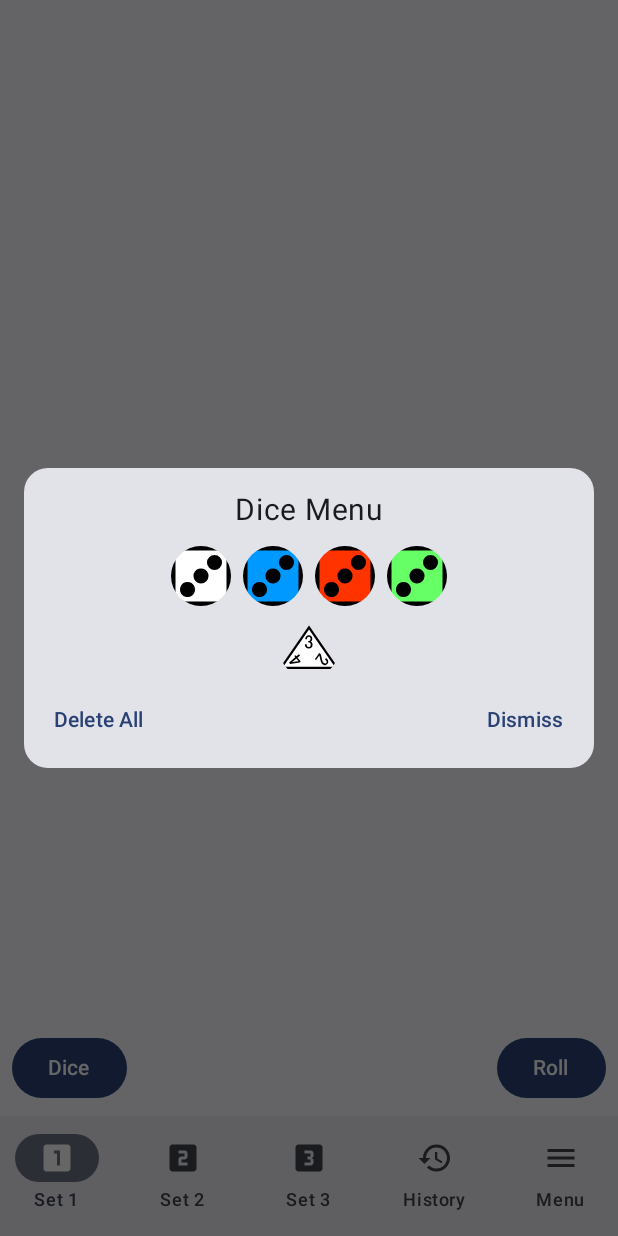
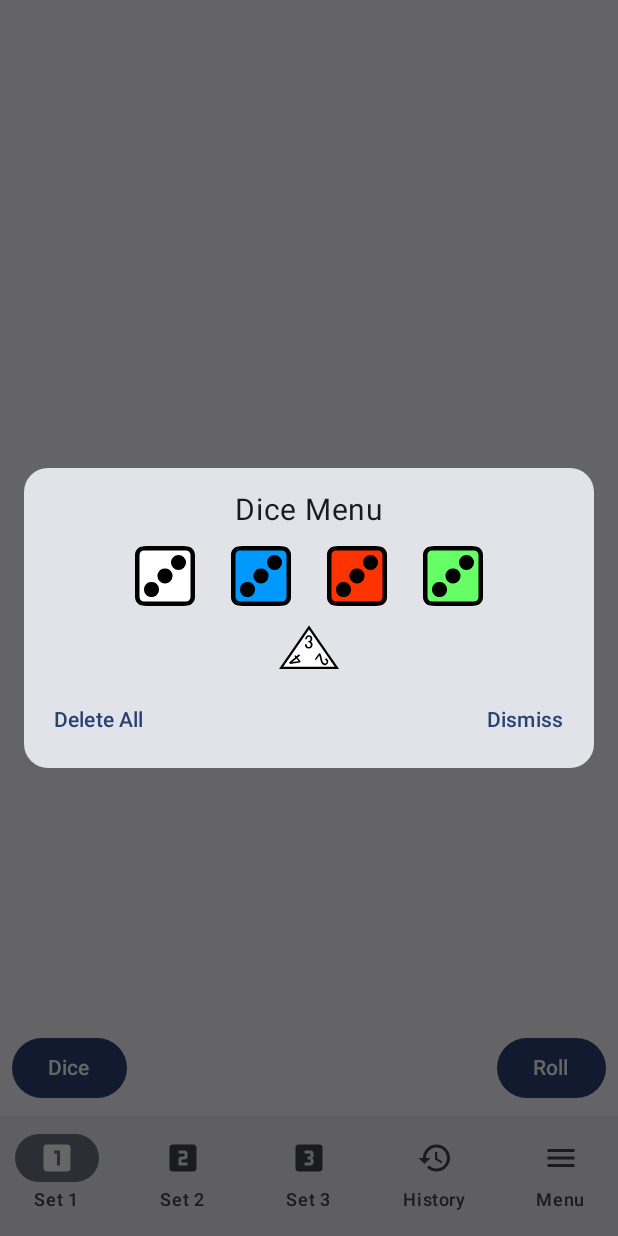
Before and after one commit to Jiyuu5/TheDiceGuyJC, an Android app built with Jetpack Compose: the screen it shows after launch (MainActivity), after a tap on "Dice", on a phone screen of 412 x 824 dp. Run offline under Robolectric (Android 15) with nearby library versions, the phone set to English and light mode, and no system bars.

Commit message:
change Dice Menu IconButton size

```diff
--- a/app/src/main/java/de/rockbiter/thediceguy/ui/SetUi.kt
+++ b/app/src/main/java/de/rockbiter/thediceguy/ui/SetUi.kt
@@ -8,6 +8,7 @@ import androidx.compose.foundation.layout.fillMaxSize
 import androidx.compose.foundation.layout.fillMaxWidth
 import androidx.compose.foundation.layout.height
 import androidx.compose.foundation.layout.padding
+import androidx.compose.foundation.layout.width
 import androidx.compose.foundation.lazy.grid.GridCells
 import androidx.compose.foundation.lazy.grid.LazyGridState
 import androidx.compose.foundation.lazy.grid.LazyVerticalGrid
@@ -221,7 +222,7 @@ fun SetUi(set: Int, setViewModel: SetViewModel = viewModel()) {
                 ) {
                     Text(text = "Dice Menu", fontSize = 20.sp, modifier = Modifier.padding(8.dp))
                     Row {
-                        IconButton(onClick = {
+                        IconButton(modifier = Modifier.width(64.dp), onClick = {
                             setViewModel.addDice(6, "white")
                         }) {
                             Image(
@@ -230,7 +231,7 @@ fun SetUi(set: Int, setViewModel: SetViewModel = viewModel()) {
                             )
                         }
 
-                        IconButton(onClick = {
+                        IconButton(modifier = Modifier.width(64.dp),onClick = {
                             setViewModel.addDice(6, "blue")
                         }) {
                             Image(
@@ -239,7 +240,7 @@ fun SetUi(set: Int, setViewModel: SetViewModel = viewModel()) {
                             )
                         }
 
-                        IconButton(onClick = {
+                        IconButton(modifier = Modifier.width(64.dp),onClick = {
                             setViewModel.addDice(6, "red")
                         }) {
                             Image(
@@ -249,7 +250,7 @@ fun SetUi(set: Int, setViewModel: SetViewModel = viewModel()) {
                             )
                         }
 
-                        IconButton(onClick = {
+                        IconButton(modifier = Modifier.width(64.dp),onClick = {
                             setViewModel.addDice(6, "green")
                         }) {
                             Image(
@@ -259,7 +260,7 @@ fun SetUi(set: Int, setViewModel: SetViewModel = viewModel()) {
                         }
                     }
                     Row {
-                        IconButton(onClick = {
+                        IconButton(modifier = Modifier.width(64.dp),onClick = {
                             setViewModel.addDice(4, "D4_white")
                         }) {
                             Image(
```
Also changed, not shown: 1 other file.
